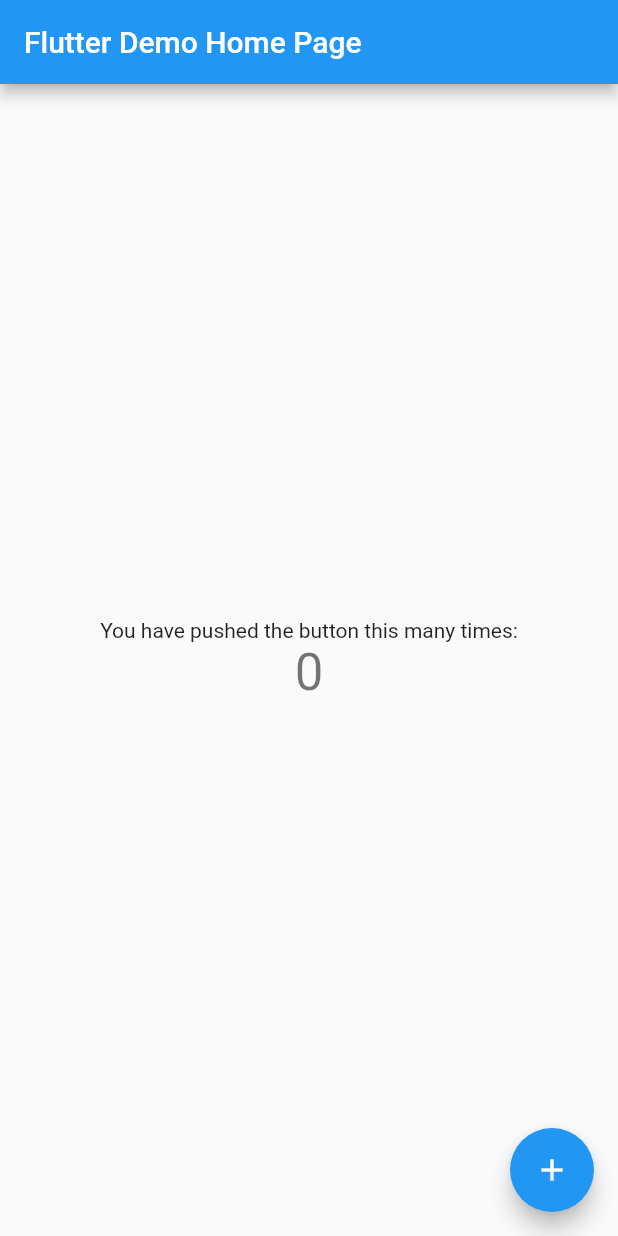
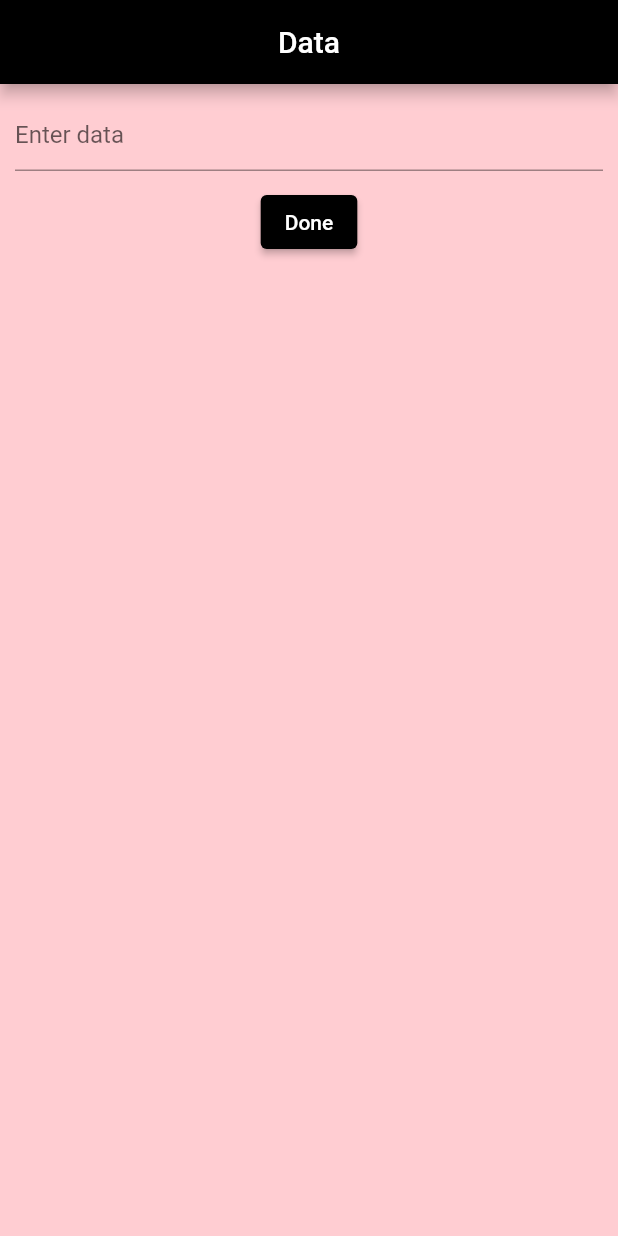
Before and after one commit to Jenil666/multiplication_table, a Flutter app: the screen it shows after launch, on a phone screen of 412 x 824 dp. Run offline on Flutter 3.47's test engine with Material 2 defaults, Android fonts, the phone set to English and light mode, and no system bars.

Commit message:
5:47 done

```diff
--- /dev/null
+++ b/lib/Modalclass.dart
@@ -0,0 +1,6 @@
+class Modaldata
+{
+  String? num;
+
+  Modaldata({this.num});
+}
--- a/lib/main.dart
+++ b/lib/main.dart
@@ -1,115 +1,16 @@
+import 'package:flutter/cupertino.dart';
 import 'package:flutter/material.dart';
+import 'package:multiplication_table/Homescreen.dart';
+import 'package:multiplication_table/userInput.dart';
 
 void main() {
-  runApp(const MyApp());
+  runApp(
+    MaterialApp(
+      debugShowCheckedModeBanner: false,
+      routes: {
+        '/':(context) => UserInput(),
+        'output':(context) => Homescreen(),
+      },
+    ),
+  );
 }
-
-class MyApp extends StatelessWidget {
-  const MyApp({super.key});
-
-  // This widget is the root of your application.
-  @override
-  Widget build(BuildContext context) {
-    return MaterialApp(
-      title: 'Flutter Demo',
-      theme: ThemeData(
-        // This is the theme of your application.
-        //
-        // Try running your application with "flutter run". You'll see the
-        // application has a blue toolbar. Then, without quitting the app, try
-        // changing the primarySwatch below to Colors.green and then invoke
-        // "hot reload" (press "r" in the console where you ran "flutter run",
-        // or simply save your changes to "hot reload" in a Flutter IDE).
-        // Notice that the counter didn't reset back to zero; the application
-        // is not restarted.
-        primarySwatch: Colors.blue,
-      ),
-      home: const MyHomePage(title: 'Flutter Demo Home Page'),
-    );
-  }
-}
-
-class MyHomePage extends StatefulWidget {
-  const MyHomePage({super.key, required this.title});
-
-  // This widget is the home page of your application. It is stateful, meaning
-  // that it has a State object (defined below) that contains fields that affect
-  // how it looks.
-
-  // This class is the configuration for the state. It holds the values (in this
-  // case the title) provided by the parent (in this case the App widget) and
-  // used by the build method of the State. Fields in a Widget subclass are
-  // always marked "final".
-
-  final String title;
-
-  @override
-  State<MyHomePage> createState() => _MyHomePageState();
-}
-
-class _MyHomePageState extends State<MyHomePage> {
-  int _counter = 0;
-
-  void _incrementCounter() {
-    setState(() {
-      // This call to setState tells the Flutter framework that something has
-      // changed in this State, which causes it to rerun the build method below
-      // so that the display can reflect the updated values. If we changed
-      // _counter without calling setState(), then the build method would not be
-      // called again, and so nothing would appear to happen.
-      _counter++;
-    });
-  }
-
-  @override
-  Widget build(BuildContext context) {
-    // This method is rerun every time setState is called, for instance as done
-    // by the _incrementCounter method above.
-    //
-    // The Flutter framework has been optimized to make rerunning build methods
-    // fast, so that you can just rebuild anything that needs updating rather
-    // than having to individually change instances of widgets.
-    return Scaffold(
-      appBar: AppBar(
-        // Here we take the value from the MyHomePage object that was created by
-        // the App.build method, and use it to set our appbar title.
-        title: Text(widget.title),
-      ),
-      body: Center(
-        // Center is a layout widget. It takes a single child and positions it
-        // in the middle of the parent.
-        child: Column(
-          // Column is also a layout widget. It takes a list of children and
-          // arranges them vertically. By default, it sizes itself to fit its
-          // children horizontally, and tries to be as tall as its parent.
-          //
-          // Invoke "debug painting" (press "p" in the console, choose the
-          // "Toggle Debug Paint" action from the Flutter Inspector in Android
-          // Studio, or the "Toggle Debug Paint" command in Visual Studio Code)
-          // to see the wireframe for each widget.
-          //
-          // Column has various properties to control how it sizes itself and
-          // how it positions its children. Here we use mainAxisAlignment to
-          // center the children vertically; the main axis here is the vertical
-          // axis because Columns are vertical (the cross axis would be
-          // horizontal).
-          mainAxisAlignment: MainAxisAlignment.center,
-          children: <Widget>[
-            const Text(
-              'You have pushed the button this many times:',
-            ),
-            Text(
-              '$_counter',
-              style: Theme.of(context).textTheme.headlineMedium,
-            ),
-          ],
-        ),
-      ),
-      floatingActionButton: FloatingActionButton(
-        onPressed: _incrementCounter,
-        tooltip: 'Increment',
-        child: const Icon(Icons.add),
-      ), // This trailing comma makes auto-formatting nicer for build methods.
-    );
-  }
-}
--- /dev/null
+++ b/lib/userInput.dart
@@ -0,0 +1,61 @@
+import 'package:flutter/cupertino.dart';
+import 'package:flutter/material.dart';
+import 'package:multiplication_table/Modalclass.dart';
+
+class UserInput extends StatefulWidget {
+  const UserInput({Key? key}) : super(key: key);
+
+  @override
+  State<UserInput> createState() => _UserInputState();
+}
+
+class _UserInputState extends State<UserInput> {
+  TextEditingController txttabledata = TextEditingController();
+  GlobalKey<FormState> check = GlobalKey<FormState>();
+
+  @override
+  Widget build(BuildContext context) {
+    return SafeArea(
+        child: Form(
+          key: check,
+          child: Scaffold(
+            backgroundColor: Colors.red.shade100,
+      appBar: AppBar(
+        title: Text("Data"),
+        centerTitle: true,
+        backgroundColor: Colors.black,
+      ),
+      body: Column(
+          children: [
+            Container(
+              margin: EdgeInsets.all(10),
+              child: TextFormField(
+                decoration: InputDecoration(
+                  hintText: "Enter data"
+                ),
+                keyboardType: TextInputType.phone,
+                controller: txttabledata,
+                validator: (value) {
+                  if (value!.isEmpty)
+                  {
+                    return "Enter ValidData!!!!!";
+                  }
+                  return null;
+                },
+              ),
+            ),
+            ElevatedButton(onPressed: () {
+              if(check.currentState!.validate())
+                {
+                  Navigator.pushNamed(context, 'output',arguments: txttabledata.text);
+                  txttabledata.clear();
+                }
+            },
+              style: ElevatedButton.styleFrom(backgroundColor: Colors.black),
+              child: Text("Done",),),
+          ],
+      ),
+    ),
+        ));
+  }
+}
```
Also changed, not shown: lib/Homescreen.dart (added, +47 -0 lines).
